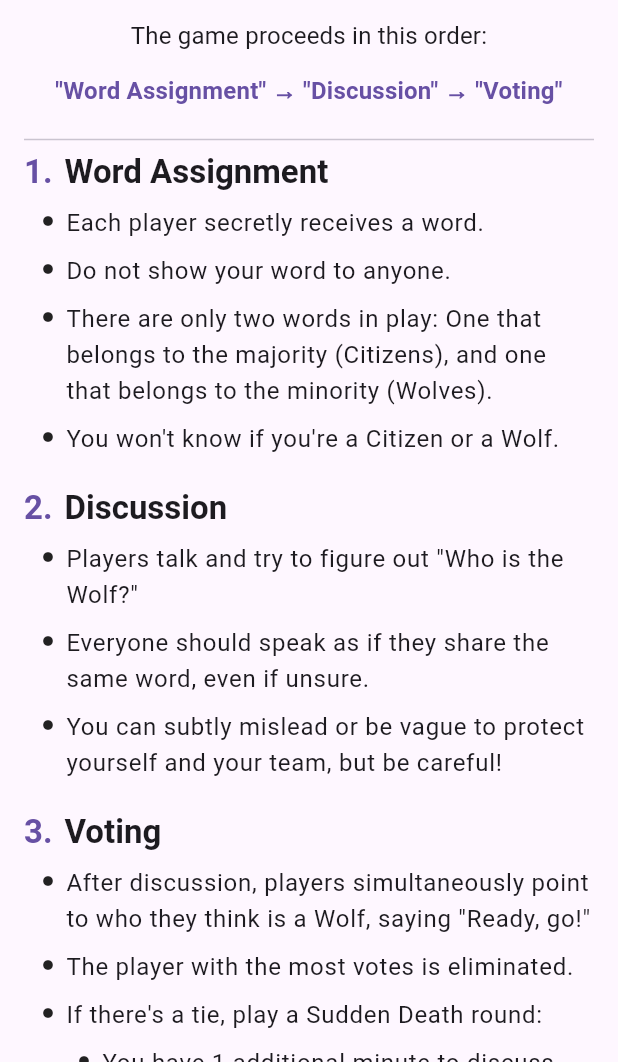
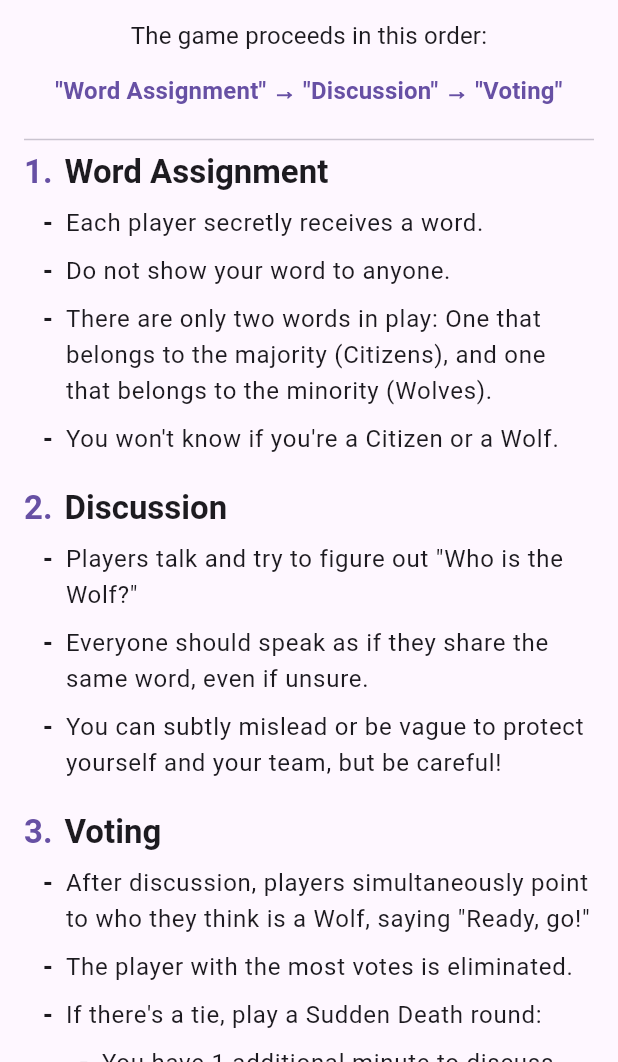
Before and after one commit to szebert/word_wolf, a Flutter app: the HowToPlayView screen opened directly, on a phone screen of 412 x 824 dp, the part 174-1236 px from its top. Run offline on Flutter 3.47's test engine with Material 3 defaults, Android fonts, the phone set to English and light mode, and no system bars; our stand-ins replace bloc, equatable, firebase_analytics, firebase_core, firebase_crashlytics, flutter_bloc and 4 more; missing offline and left inert: flex_seed_scheme; accounts and stored records are empty; generated files the repository leaves out were written again; project files that could hold a hidden picture were left out.

Commit message:
refactor: Adjust layout in HowToPlayView by changing crossAxisAlignment to baseline and adding textBaseline for improved text alignment

```diff
--- a/lib/how_to_play/how_to_play_page.dart
+++ b/lib/how_to_play/how_to_play_page.dart
@@ -188,11 +188,13 @@ class HowToPlayView extends StatelessWidget {
         bottom: AppSpacing.sm,
       ),
       child: Row(
-        crossAxisAlignment: CrossAxisAlignment.start,
+        crossAxisAlignment: CrossAxisAlignment.baseline,
+        textBaseline: TextBaseline.alphabetic,
         children: [
-          const Padding(
-            padding: EdgeInsets.only(top: 6),
-            child: Icon(Icons.circle, size: 8),
+          AppText(
+            "-",
+            variant: AppTextVariant.bodyLarge,
+            weight: AppTextWeight.black,
           ),
           const SizedBox(width: AppSpacing.sm),
           Expanded(
```
